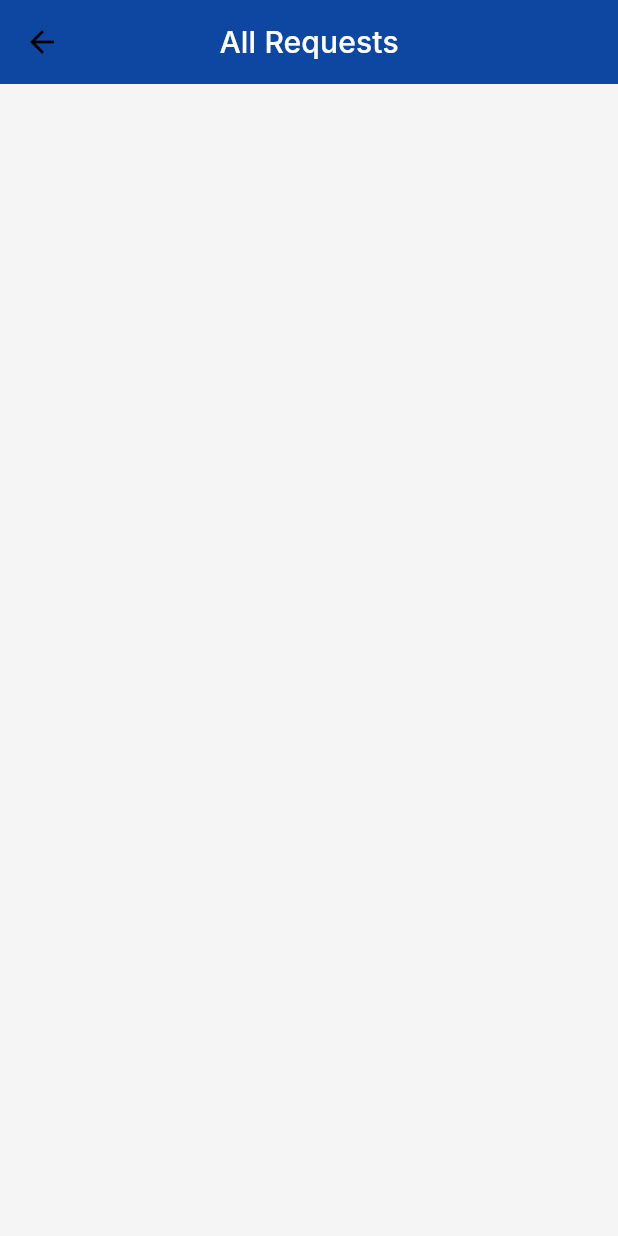
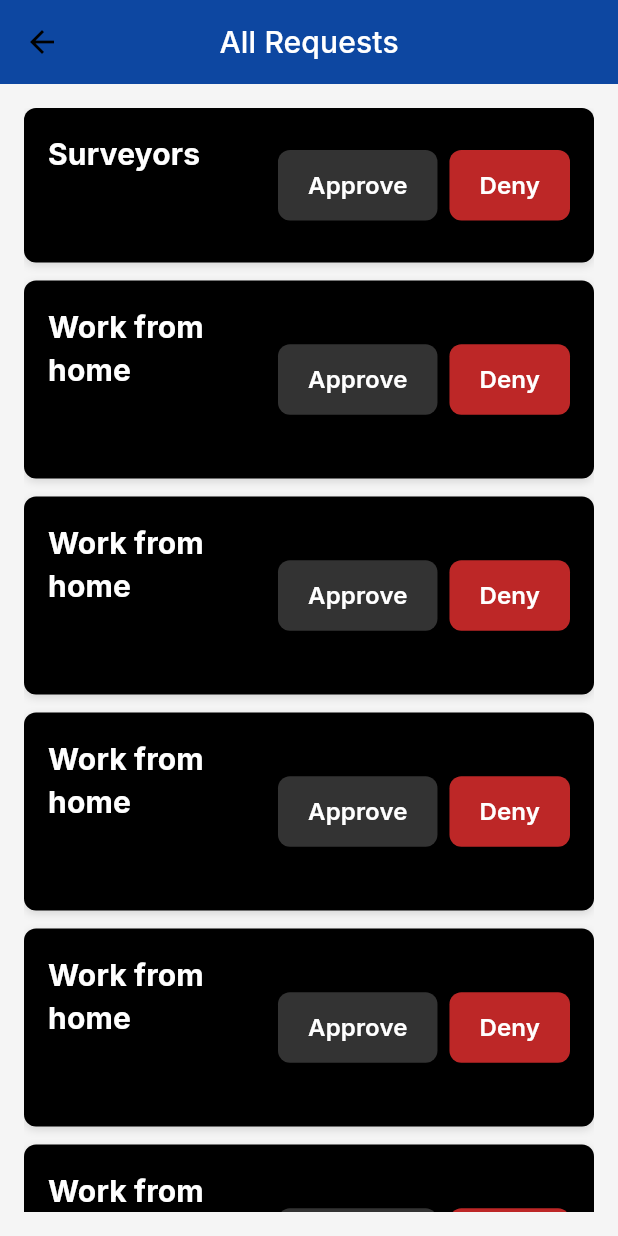
Before and after one commit to CodingXWizards/gailtrack, a Flutter app: the RequestAll screen opened directly, on a phone screen of 412 x 824 dp. Run offline on Flutter 3.47's test engine with Material 3 defaults, Android fonts, the phone set to English and light mode, and no system bars; our stand-ins replace connectivity_plus, firebase_auth, firebase_core, flutter_dotenv, flutter_secure_storage, local_auth; missing offline and left inert: mapbox_maps_flutter; accounts and stored records are empty.

Commit message:
requests page

```diff
--- a/lib/screens/request/all.dart
+++ b/lib/screens/request/all.dart
@@ -8,6 +8,34 @@ class RequestAll extends StatefulWidget {
 }
 
 class RequestAllState extends State<RequestAll> {
+  final List<Map<String, dynamic>> requests = [
+    {"title": "Surveyors", "dateTime": "Dec 20, 2023, 12:00 PM"},
+    {"title": "Work from home", "dateTime": "Dec 21, 2023, 9:00 AM"},
+    {"title": "Work from home", "dateTime": "Dec 22, 2023, 9:00 AM"},
+    {"title": "Work from home", "dateTime": "Dec 23, 2023, 9:00 AM"},
+    {"title": "Work from home", "dateTime": "Dec 24, 2023, 9:00 AM"},
+    {"title": "Work from home", "dateTime": "Dec 25, 2023, 9:00 AM"},
+  ];
+
+  // Dummy functions to simulate API calls
+  void approveRequest(int index) {
+    setState(() {
+      // For now, just remove the approved request from the list
+      requests.removeAt(index);
+    });
+    // TODO: Replace with API integration
+    print("Approved request at index $index");
+  }
+
+  void denyRequest(int index) {
+    setState(() {
+      // For now, just remove the denied request from the list
+      requests.removeAt(index);
+    });
+    // TODO: Replace with API integration
+    print("Denied request at index $index");
+  }
+
   @override
   Widget build(BuildContext context) {
     return Scaffold(
@@ -18,6 +46,90 @@ class RequestAllState extends State<RequestAll> {
           style: Theme.of(context).textTheme.titleSmall,
         ),
       ),
-        body: const Padding(padding: EdgeInsets.all(16.0)));
+      body: Padding(
+        padding: const EdgeInsets.all(16.0),
+        child: requests.isEmpty
+            ? Center(
+                child: Text(
+                  "No requests available",
+                  style: Theme.of(context).textTheme.bodyMedium,
+                ),
+              )
+            : ListView.builder(
+                itemCount: requests.length,
+                itemBuilder: (context, index) {
+                  final request = requests[index];
+                  return Padding(
+                    padding: const EdgeInsets.only(bottom: 12.0),
+                    child: Container(
+                      padding: const EdgeInsets.all(16.0),
+                      decoration: BoxDecoration(
+                        color: Colors.black,
+                        borderRadius: BorderRadius.circular(8.0),
+                        boxShadow: const [
+                          BoxShadow(
+                            color: Colors.black12,
+                            blurRadius: 4.0,
+                            offset: Offset(0, 2),
+                          ),
+                        ],
+                      ),
+                      child: Row(
+                        mainAxisAlignment: MainAxisAlignment.spaceBetween,
+                        children: [
+                          Expanded(
+                            child: Column(
+                              crossAxisAlignment: CrossAxisAlignment.start,
+                              children: [
+                                Text(
+                                  request['title'],
+                                  style: Theme.of(context)
+                                      .textTheme
+                                      .titleSmall
+                                      ?.copyWith(fontWeight: FontWeight.bold),
+                                ),
+                                const SizedBox(height: 4.0),
+                                Text(
+                                  request['dateTime'],
+                                  style: Theme.of(context)
+                                      .textTheme
+                                      .bodySmall
+                                      ?.copyWith(
+                                        color: Theme.of(context)
+                                            .colorScheme
+                                            .onSurface
+                                            .withOpacity(0.6),
+                                      ),
+                                ),
+                              ],
+                            ),
+                          ),
+                          Row(
+                            children: [
+                              ElevatedButton(
+                                onPressed: () => approveRequest(index),
+                                style: ElevatedButton.styleFrom(
+                                    backgroundColor: const Color(0xFF333333)),
+                                child: const Text("Approve"),
+                              ),
+                              const SizedBox(width: 8.0),
+                              ElevatedButton(
+                                onPressed: () => denyRequest(index),
+                                style: ElevatedButton.styleFrom(
+                                  backgroundColor:
+                                      const Color.fromARGB(255, 189, 39, 39),
+                                ),
+                                child: const Text("Deny"),
+                              ),
+                            ],
+                          ),
+                        ],
+                      ),
+                    ),
+                  );
+                },
+              ),
+      ),
+    );
   }
 }
```
Lines whose indentation alone changed are shown as unchanged.
